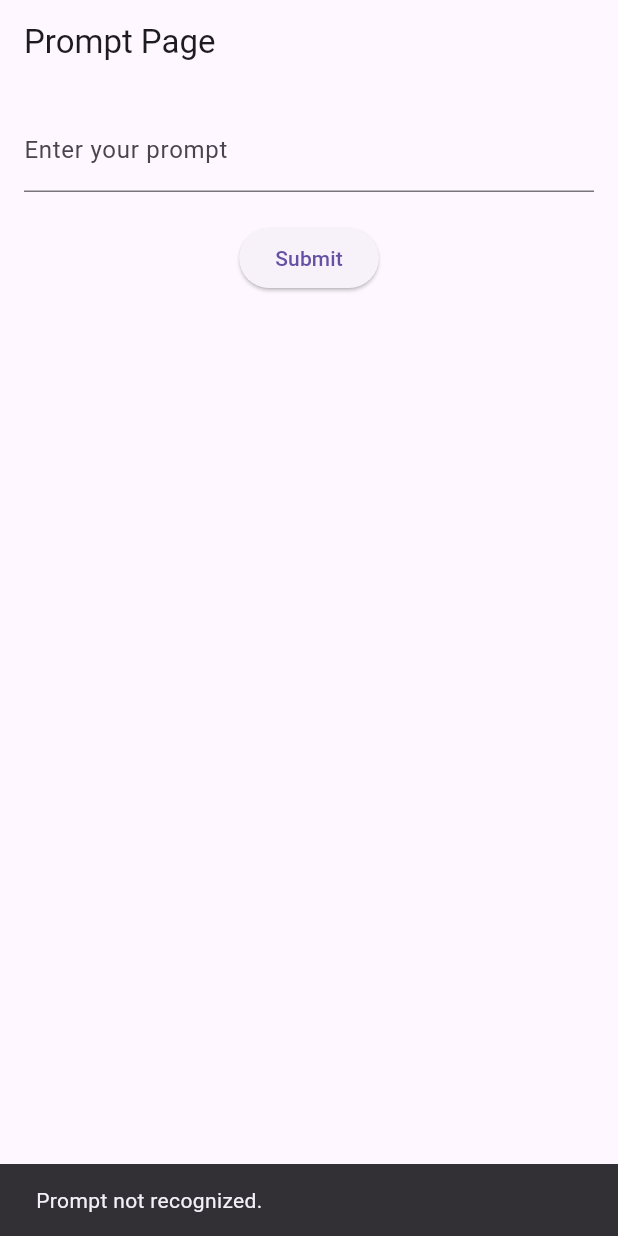
After one commit to EvolOsEIP/EvolOsProject, a Flutter app: the screen it shows after launch, after a tap on "Submit", on a phone screen of 412 x 824 dp. The commit adds this screen. Run offline on Flutter 3.47's test engine with Material 3 defaults, Android fonts, the light colour scheme and no system bars; our stand-ins replace flutter_dotenv; missing offline and left inert: mailer.

Commit message:
[FIX] Resolve conflicts

```diff
--- a/mailpage/lib/main.dart
+++ b/mailpage/lib/main.dart
@@ -1,116 +1,20 @@
 import 'package:flutter/material.dart';
-import 'mail_service.dart';
-import 'mail_sender.dart';
-import 'inbox.dart';
-import 'new_mail.dart';
-import 'spam.dart';
-import 'profile.dart';
 
-import 'package:flutter_dotenv/flutter_dotenv.dart';
+import 'prompt.dart';
 
-void main() async {
-  await dotenv.load();
-  MailSender mailSender = MailSender();
-  mailSender.SetMailData(dotenv.env['GMAIL_USERMAIL'].toString(), 'Seb EvolOs',
-      dotenv.env['GMAIL_PASSWORD'].toString(), 'sebastien.nourry@epitech.eu');
-  // mailSender.sendEmail();
-  runApp(MailManagerApp());
+void main() {
+  runApp(MyApp());
 }
 
-class MailManagerApp extends StatelessWidget {
+class MyApp extends StatelessWidget {
   @override
   Widget build(BuildContext context) {
     return MaterialApp(
-      title: 'Mail Manager',
-      theme: ThemeData(primarySwatch: Colors.blue),
-      home: MailManagerHome(),
+      title: 'Prompt Page',
+      theme: ThemeData(
+        primarySwatch: Colors.blue,
+      ),
+      home: PromptPage(),
     );
   }
 }
-
-class MailManagerHome extends StatefulWidget {
-  @override
-  _MailManagerState createState() => _MailManagerState();
-}
-
-class _MailManagerState extends State<MailManagerHome> {
-  /* Side bar code */
-  String _selectedItem = "New Mail"; //default page display
-  String? _hoveredItem;
-  Widget _buildSidebarItem(String title) {
-    return MouseRegion(
-      onEnter: (_) => setState(() => _hoveredItem = title),
-      onExit: (_) => setState(() => _hoveredItem = null),
-      child: Container(
-        color: _hoveredItem == title ? Color(0xFFB09E8A) : Colors.transparent,
-        child: ListTile(
-          title: Text(
-            title,
-            style: TextStyle(
-              fontSize: 18.0,
-              fontWeight: FontWeight.bold,
-              color: Colors.black,
-            ),
-          ),
-          onTap: () => setState(() => _selectedItem = title),
-        ),
-      ),
-    );
-  }
-
-  Widget _buildDivider() {
-    return Padding(
-      padding: const EdgeInsets.symmetric(horizontal: 16.0),
-      child: Divider(thickness: 1.0, color: Colors.black),
-    );
-  }
-
-  /* Page content code */
-  Widget _buildMainContent() {
-    switch (_selectedItem) {
-      case "Inbox":
-        return Inbox();
-      case "New Mail":
-        return NewMail();
-      case "Spam":
-        return Spam();
-      case "Profile":
-        return Profile();
-      default:
-        return Container();
-    }
-  }
-
-  @override
-  Widget build(BuildContext context) {
-    return Scaffold(
-      appBar: AppBar(
-        title: const Text('Mail'),
-        backgroundColor: const Color(0xFF4A8577),
-      ),
-      body: Row(
-        children: [
-          Container(
-            // Sidebar
-            width: 200,
-            color: Color(0xFFCCB0A3),
-            child: Column(
-              crossAxisAlignment: CrossAxisAlignment.start,
-              children: [
-                _buildSidebarItem("Inbox"),
-                _buildDivider(),
-                _buildSidebarItem("New Mail"),
-                _buildDivider(),
-                _buildSidebarItem("Spam"),
-                _buildDivider(),
-                _buildSidebarItem("Profile"),
-                _buildDivider(),
-              ],
-            ),
-          ),
-          Expanded(child: _buildMainContent()),
-        ],
-      ),
-    );
-  }
-}
--- a/mailpage/lib/new_mail.dart
+++ b/mailpage/lib/new_mail.dart
@@ -138,7 +138,6 @@ class _NewMailState extends State<NewMail> {
             ),
             const SizedBox(height: 10),
 
-            // Zone de rédaction et barre d'outils
             Expanded(
               child: Row(
                 crossAxisAlignment: CrossAxisAlignment.start,
--- /dev/null
+++ b/mailpage/lib/prompt.dart
@@ -0,0 +1,65 @@
+import 'package:flutter/material.dart';
+import 'mail_manager.dart';
+
+class PromptPage extends StatefulWidget {
+  @override
+  _PromptPageState createState() => _PromptPageState();
+}
+
+class _PromptPageState extends State<PromptPage> {
+  final TextEditingController _controller = TextEditingController();
+
+  void _handlePrompt() {
+    if (_controller.text.toLowerCase().contains('send an email')) {
+      Navigator.push(
+        context,
+        MaterialPageRoute(builder: (context) => MailManagerApp()),
+      );
+    } else {
+      ScaffoldMessenger.of(context).showSnackBar(
+        SnackBar(content: Text('Prompt not recognized.')),
+      );
+    }
+  }
+
+  @override
+  Widget build(BuildContext context) {
+    return Scaffold(
+      appBar: AppBar(
+        title: Text('Prompt Page'),
+      ),
+      body: Padding(
+        padding: const EdgeInsets.all(16.0),
+        child: Column(
+          children: <Widget>[
+            TextField(
+              controller: _controller,
+              decoration: InputDecoration(
+                labelText: 'Enter your prompt',
+              ),
+            ),
+            SizedBox(height: 20),
+            ElevatedButton(
+              onPressed: _handlePrompt,
+              child: Text('Submit'),
+            ),
+          ],
+        ),
+      ),
+    );
+  }
+}
+
+class MailPage extends StatelessWidget {
+  @override
+  Widget build(BuildContext context) {
+    return Scaffold(
+      appBar: AppBar(
+        title: Text('Mail Page'),
+      ),
+      body: Center(
+        child: Text('This is the mail sending page.'),
+      ),
+    );
+  }
+}
--- a/mailpage/pubspec.yaml
+++ b/mailpage/pubspec.yaml
@@ -39,6 +39,7 @@ dependencies:
   http: ^1.2.2
   dotenv: ^4.2.0
   flutter_dotenv: ^5.2.1
+  file_picker: ^8.1.4
 
 dev_dependencies:
   flutter_test:
```
Also changed, not shown: mailpage/lib/mail_manager.dart (added, +104 -0 lines), mailpage/pubspec.lock.
